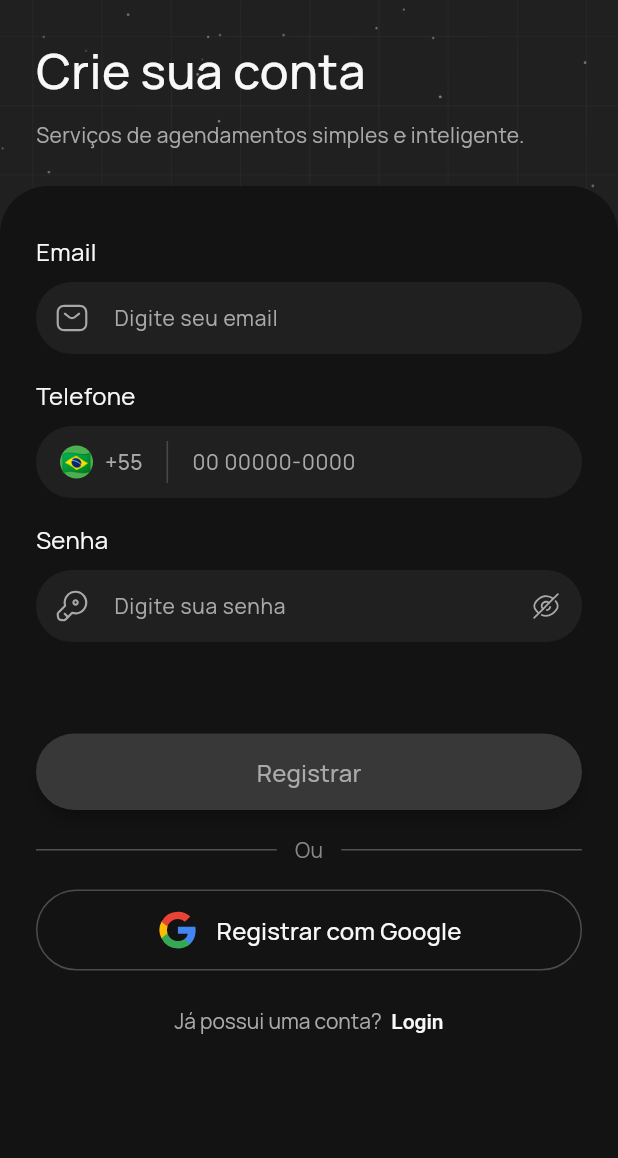
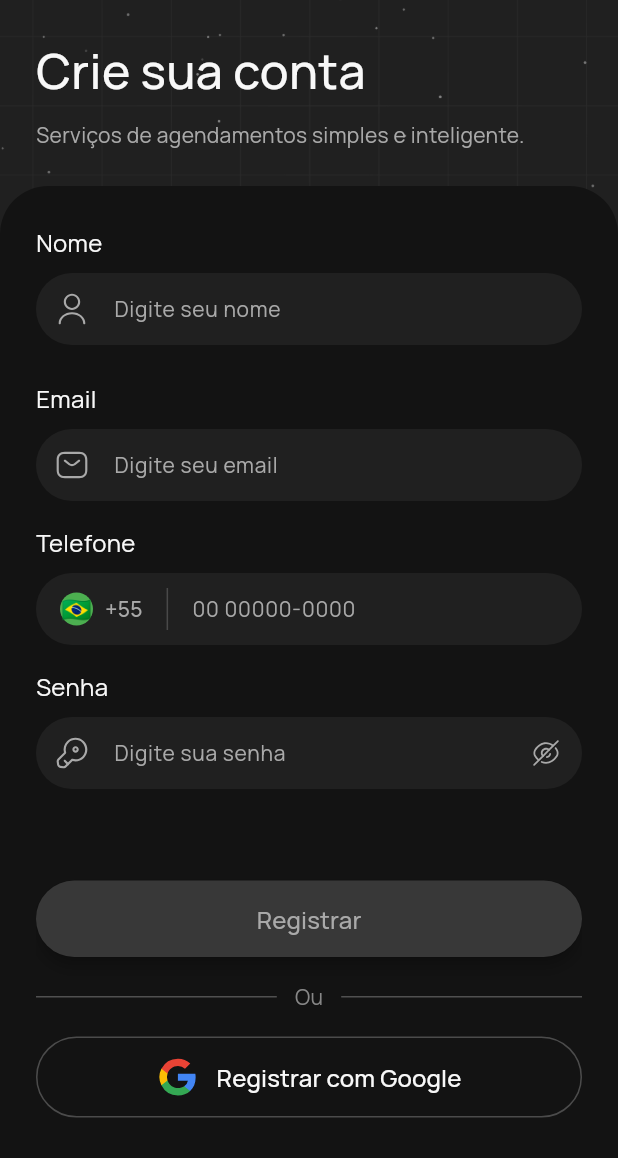
Before and after one commit to MikeFernando/Nileon, a Flutter app: the SignupPage screen opened by its route, on a phone screen of 412 x 824 dp, the part 78-1236 px from its top. Run offline on Flutter 3.47's test engine with Material 3 defaults, Android fonts, the phone set to English and light mode, and no system bars; our stand-ins replace flutter_svg, get.

Commit message:
feat: adicionando input de nome no formulario signup

```diff
--- a/lib/main/factories/pages/signup/signup_validation_factory.dart
+++ b/lib/main/factories/pages/signup/signup_validation_factory.dart
@@ -3,6 +3,7 @@ import 'package:nileon/validation/validation.dart';
 ValidationComposite makeSignupValidation() {
   return ValidationComposite([
     RequiredFieldValidator('name'),
+    NameValidation('name'),
     RequiredFieldValidator('email'),
     EmailValidation('email'),
     RequiredFieldValidator('phone'),
--- a/lib/ui/pages/signup/components/components.dart
+++ b/lib/ui/pages/signup/components/components.dart
@@ -1,5 +1,6 @@
 export 'background_image.dart';
 export 'email_input.dart';
+export 'name_input.dart';
 export 'phone_input.dart';
 export 'signup_header.dart';
 export 'password_input.dart';
--- /dev/null
+++ b/lib/ui/pages/signup/components/name_input.dart
@@ -0,0 +1,150 @@
+import 'package:flutter/material.dart';
+import 'package:flutter_svg/svg.dart';
+import 'package:provider/provider.dart';
+
+import '../../../themes/themes.dart';
+import '../signup_presenter.dart';
+
+class NameInput extends StatefulWidget {
+  const NameInput({super.key});
+
+  @override
+  State<NameInput> createState() => _NameInputState();
+}
+
+class _NameInputState extends State<NameInput> {
+  final FocusNode _focusNode = FocusNode();
+  final TextEditingController _controller = TextEditingController();
+  bool _hasFocus = false;
+  SignupPresenter? _presenter;
+
+  @override
+  void initState() {
+    super.initState();
+    _focusNode.addListener(() {
+      setState(() {
+        _hasFocus = _focusNode.hasFocus;
+      });
+
+      if (!_focusNode.hasFocus && _controller.text.isNotEmpty) {
+        if (mounted && _presenter != null) {
+          _presenter!.validateNameOnFocusLost(_controller.text);
+        }
+      }
+    });
+  }
+
+  @override
+  void dispose() {
+    _focusNode.dispose();
+    _controller.dispose();
+    super.dispose();
+  }
+
+  @override
+  Widget build(BuildContext context) {
+    _presenter = Provider.of<SignupPresenter>(context);
+
+    return Column(
+      crossAxisAlignment: CrossAxisAlignment.start,
+      children: [
+        const SizedBox(height: 18),
+        Text(
+          'Nome',
+          style: AppTypography.bodyLargeWithColor(AppColors.dark100),
+        ),
+        const SizedBox(height: 8),
+        StreamBuilder<String?>(
+          stream: _presenter!.nameErrorStream,
+          builder: (context, snapshot) {
+            return Column(
+              crossAxisAlignment: CrossAxisAlignment.start,
+              children: [
+                TextFormField(
+                  controller: _controller,
+                  focusNode: _focusNode,
+                  keyboardType: TextInputType.name,
+                  textCapitalization: TextCapitalization.words,
+                  onChanged: _presenter!.validateName,
+                  onEditingComplete: () =>
+                      _presenter!.validateNameOnFocusLost(_controller.text),
+                  decoration: InputDecoration(
+                    hintText: 'Digite seu nome',
+                    hintStyle: TextStyle(
+                      color: AppColors.dark80,
+                      fontFamily: 'Manrope',
+                      fontSize: 14,
+                    ),
+                    prefixIcon: Padding(
+                      padding: const EdgeInsets.all(12.0),
+                      child: SvgPicture.asset(
+                        'lib/ui/assets/svg/user.svg',
+                        width: 18,
+                        height: 18,
+                        colorFilter: ColorFilter.mode(
+                          _hasFocus ? AppColors.dark100 : AppColors.dark80,
+                          BlendMode.srcIn,
+                        ),
+                      ),
+                    ),
+                    filled: true,
+                    fillColor: AppColors.dark30,
+                    border: OutlineInputBorder(
+                      borderRadius: BorderRadius.circular(32),
+                      borderSide: BorderSide.none,
+                    ),
+                    enabledBorder: OutlineInputBorder(
+                      borderRadius: BorderRadius.circular(32),
+                      borderSide: snapshot.hasData &&
+                              snapshot.data != null &&
+                              snapshot.data!.isNotEmpty
+                          ? const BorderSide(
+                              color: AppColors.error,
+                              width: 1.0,
+                            )
+                          : BorderSide.none,
+                    ),
+                    focusedBorder: OutlineInputBorder(
+                      borderRadius: BorderRadius.circular(32),
+                      borderSide: BorderSide(
+                        color: snapshot.hasData &&
+                                snapshot.data != null &&
+                                snapshot.data!.isNotEmpty
+                            ? AppColors.error
+                            : AppColors.primary,
+                        width: 1.0,
+                      ),
+                    ),
+                    contentPadding: const EdgeInsets.symmetric(
+                      vertical: 0,
+                      horizontal: 0,
+                    ),
+                  ),
+                  style: const TextStyle(
+                    color: AppColors.dark100,
+                    fontFamily: 'Manrope',
+                    fontSize: 14,
+                  ),
+                ),
+                if (snapshot.hasData &&
+                    snapshot.data != null &&
+                    snapshot.data!.isNotEmpty)
+                  Padding(
+                    padding: const EdgeInsets.only(top: 8.0),
+                    child: Text(
+                      snapshot.data!,
+                      style: TextStyle(
+                        color: AppColors.error,
+                        fontSize: 12,
+                        fontFamily: 'Manrope',
+                      ),
+                    ),
+                  ),
+              ],
+            );
+          },
+        ),
+      ],
+    );
+  }
+}
--- a/lib/ui/pages/signup/signup_page.dart
+++ b/lib/ui/pages/signup/signup_page.dart
@@ -61,6 +61,7 @@ class _SignupPageState extends State<SignupPage> {
                             child: Column(
                               crossAxisAlignment: CrossAxisAlignment.start,
                               children: [
+                                const NameInput(),
                                 const EmailInput(),
                                 const PhoneInput(),
                                 const PasswordInput(),
--- a/lib/validation/validation.dart
+++ b/lib/validation/validation.dart
@@ -1,4 +1,5 @@
 export 'validation_login/email_validation.dart';
+export 'validation_login/name_validation.dart';
 export 'validation_login/password_validation.dart';
 export 'validation_login/phone_validation.dart';
 export 'validation_login/validation_composite.dart';
```
Also changed, not shown: lib/validation/validation_login/name_validation.dart (added, +44 -0 lines), 1 other file.
